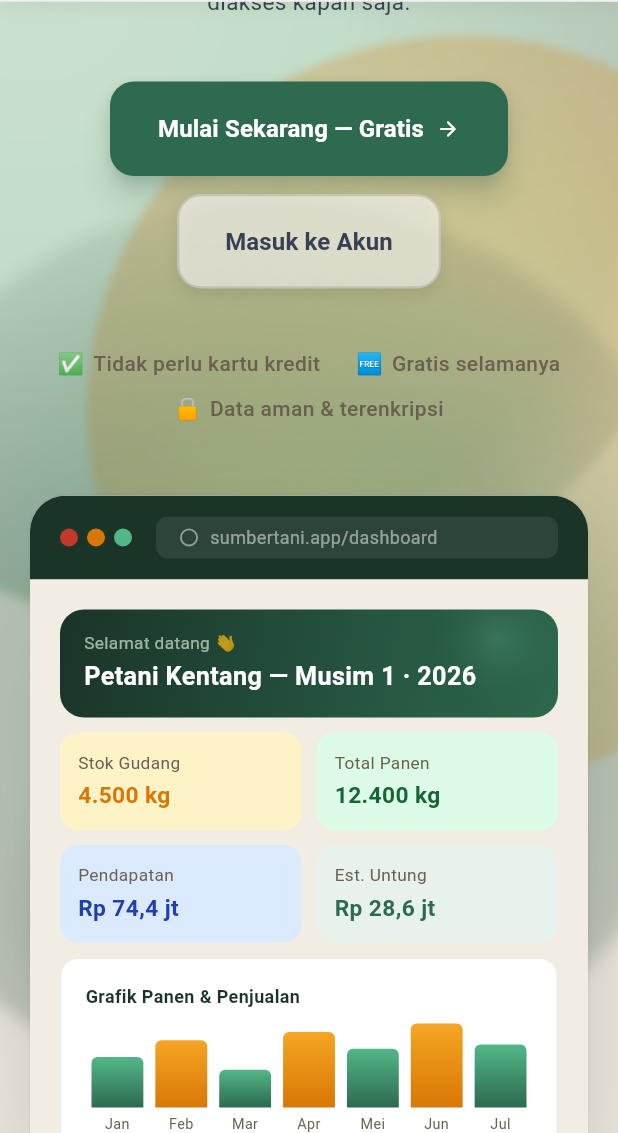
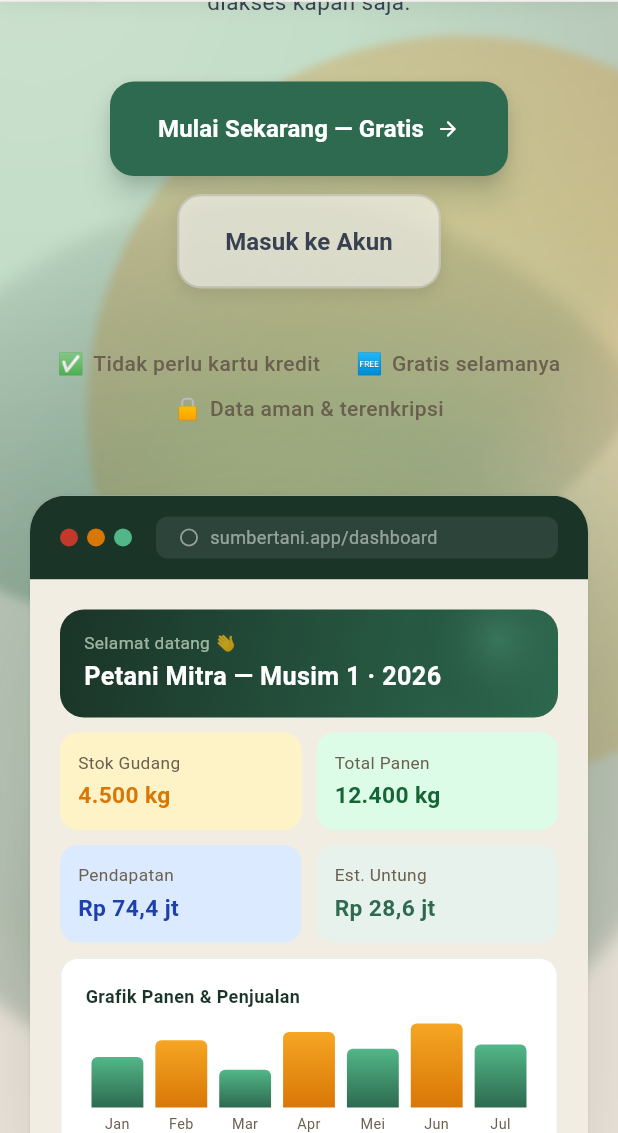
Before and after one commit to pajarbeuy/PKM-KOSABANGSA, a Flutter app: the LandingScreen screen opened directly, scrolled down 576 dp, on a phone screen of 412 x 824 dp, the part 103-1236 px from its top. Run offline on Flutter 3.47's test engine with Material 3 defaults, Android fonts, the phone set to English and light mode, and no system bars; our stand-ins replace image_picker, shared_preferences, web; missing offline and left inert: dart:js_interop; accounts and stored records are empty; network calls fail; Roboto replaces fonts that are missing (Nunito).

Commit message:
fix(ui): generalize crop terms and align branding to SumberTani

```diff
--- a/mobile_app/lib/screens/chatbot_screen.dart
+++ b/mobile_app/lib/screens/chatbot_screen.dart
@@ -230,7 +230,7 @@ class _ChatbotScreenState extends State<ChatbotScreen> {
           ),
           const SizedBox(height: 12),
           const Text(
-            'Asisten pintar Anda untuk manajemen hasil panen, stok gudang, penjualan, dan budidaya kentang. Silakan tanyakan apa saja kepada saya!',
+            'Asisten pintar Anda untuk manajemen hasil panen, stok gudang, penjualan, dan budidaya hasil tani. Silakan tanyakan apa saja kepada saya!',
             textAlign: TextAlign.center,
             style: TextStyle(fontSize: 14, color: AppTheme.textSecondary, height: 1.5),
           ),
--- a/mobile_app/lib/screens/processed_products_screen.dart
+++ b/mobile_app/lib/screens/processed_products_screen.dart
@@ -265,7 +265,7 @@ class _ProcessedProductsScreenState extends State<ProcessedProductsScreen> {
                       controller: nameController,
                       decoration: InputDecoration(
                         labelText: 'Nama Produk *',
-                        hintText: 'Contoh: Keripik Kentang Balado',
+                        hintText: 'Contoh: Keripik Jamur Crispy',
                         border: OutlineInputBorder(borderRadius: BorderRadius.circular(12)),
                         prefixIcon: const Icon(Icons.shopping_bag_outlined),
                       ),
--- a/mobile_app/lib/screens/reports_screen.dart
+++ b/mobile_app/lib/screens/reports_screen.dart
@@ -432,11 +432,11 @@ class _ReportsScreenState extends State<ReportsScreen> with SingleTickerProvider
                       const SizedBox(height: 24),
                       const Text('Detail Neraca', style: TextStyle(fontSize: 16, fontWeight: FontWeight.bold, color: Colors.black87)),
                       const SizedBox(height: 12),
-                      _buildBalanceDetailTile(icon: Icons.monetization_on_rounded, color: const Color(0xFF27AE60), title: 'Total Pendapatan Kotor', value: _formatRp(_totalRevenue), subtitle: 'Penjualan kentang terverifikasi'),
+                      _buildBalanceDetailTile(icon: Icons.monetization_on_rounded, color: const Color(0xFF27AE60), title: 'Total Pendapatan Kotor', value: _formatRp(_totalRevenue), subtitle: 'Penjualan hasil tani terverifikasi'),
                       const SizedBox(height: 12),
                       _buildBalanceDetailTile(icon: Icons.money_off_rounded, color: const Color(0xFFEB5757), title: 'Total Pengeluaran Lahan', value: _formatRp(_totalCost), subtitle: 'Bibit, pupuk, pestisida, & lainnya'),
                       const SizedBox(height: 12),
-                      _buildBalanceDetailTile(icon: Icons.scale_rounded, color: const Color(0xFF2D9CDB), title: 'Total Bobot Panen', value: '$_totalHarvest kg', subtitle: 'Akumulasi ubi kentang yang dipanen'),
+                      _buildBalanceDetailTile(icon: Icons.scale_rounded, color: const Color(0xFF2D9CDB), title: 'Total Bobot Panen', value: '$_totalHarvest kg', subtitle: 'Akumulasi bobot hasil panen'),
                     ],
                   ),
               ],
--- a/mobile_app/lib/widgets/app_theme.dart
+++ b/mobile_app/lib/widgets/app_theme.dart
@@ -1,6 +1,6 @@
 import 'package:flutter/material.dart';
 
-/// ─── SIMHPSK Design Tokens (Figma palette) ──────────────────────────────────
+/// ─── SumberTani Design Tokens (Figma palette) ──────────────────────────────────
 class AppTheme {
   AppTheme._();
 
--- a/mobile_app/lib/widgets/landing/landing_hero.dart
+++ b/mobile_app/lib/widgets/landing/landing_hero.dart
@@ -429,7 +429,7 @@ class MockupDashboard extends StatelessWidget {
                             ),
                             const SizedBox(height: 2),
                             const Text(
-                              'Petani Kentang — Musim 1 · 2026',
+                              'Petani Mitra — Musim 1 · 2026',
                               style: TextStyle(
                                 fontFamily: 'Nunito',
                                 fontWeight: FontWeight.bold,
```
Also changed, not shown: 2 other files.
